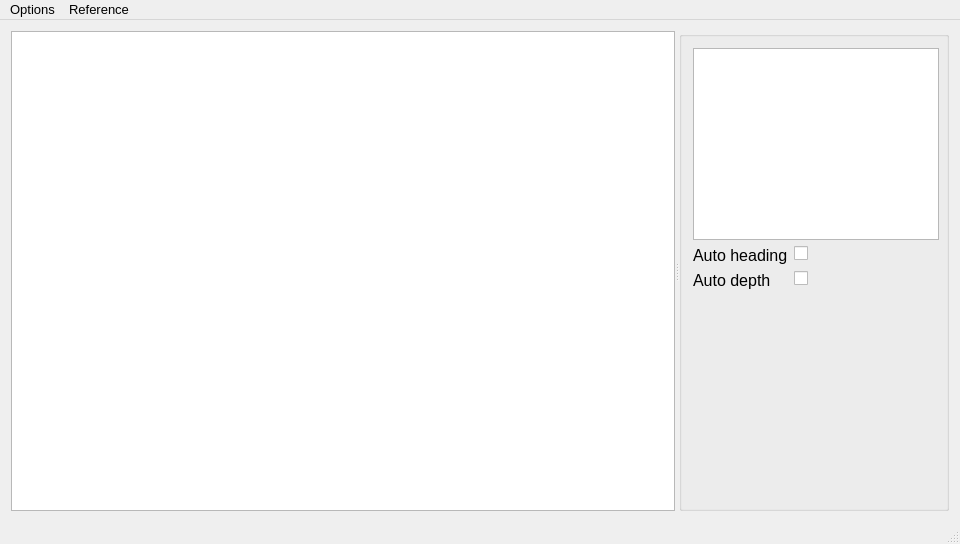
This is mainwindow.ui in robocenter-rov/remote-control as Qt 5 draws it before an edit. The edited form follows.
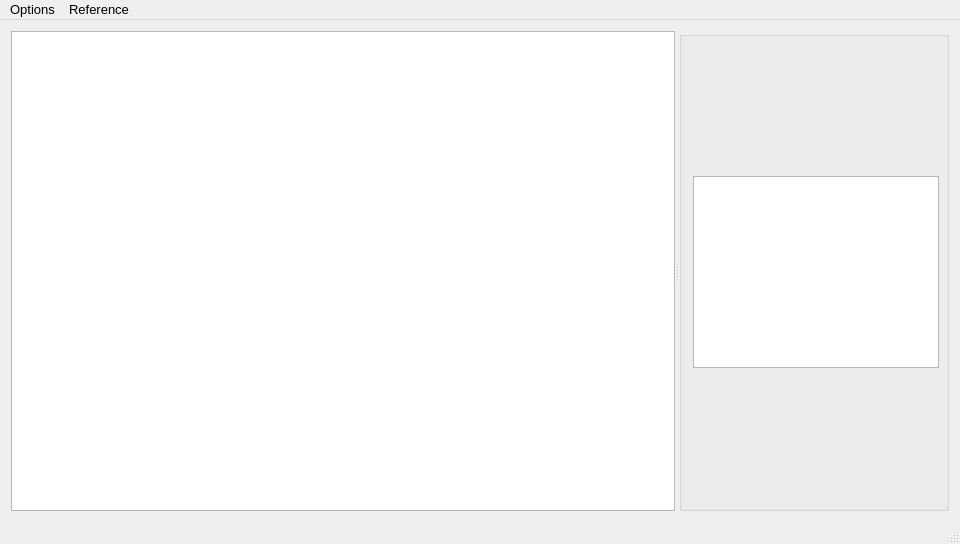
This is the edited form.

Commit message: Update mainwindow.ui: remove checkboxes for stabilizations

What changed in the file:
```diff
--- a/mainwindow.ui
+++ b/mainwindow.ui
@@ -142,26 +142,6 @@
           <property name="topMargin">
            <number>0</number>
           </property>
-          <item row="1" column="0">
-           <widget class="QLabel" name="autoHeadingLabel">
-            <property name="text">
-             <string>Auto heading</string>
-            </property>
-           </widget>
-          </item>
-          <item row="1" column="1">
-           <widget class="QCheckBox" name="autoHeadingCheckBox"/>
-          </item>
-          <item row="2" column="0">
-           <widget class="QLabel" name="autoDepthLabel">
-            <property name="text">
-             <string>Auto depth</string>
-            </property>
-           </widget>
-          </item>
-          <item row="2" column="1">
-           <widget class="QCheckBox" name="autoDepthCheckBox"/>
-          </item>
          </layout>
         </item>
        </layout>
```
